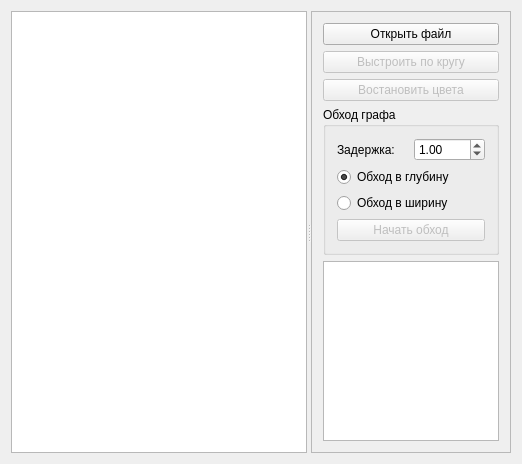
Qt form Lab5/Lab5/widget.ui (46ccac1474d000676430445ffc4b160a/Algo) before a commit.
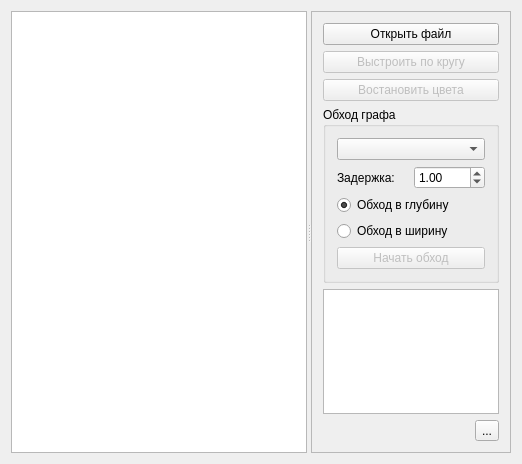
The same form after that commit.

What changed in the file:
```diff
--- a/Lab5/Lab5/widget.ui
+++ b/Lab5/Lab5/widget.ui
@@ -68,6 +68,13 @@
           <string>Обход графа</string>
          </property>
          <layout class="QVBoxLayout" name="verticalLayout">
+          <item>
+           <widget class="QComboBox" name="rootVertexName">
+            <property name="toolTip">
+             <string>Выбор корневой вершины для поиска</string>
+            </property>
+           </widget>
+          </item>
           <item>
            <layout class="QHBoxLayout" name="horizontalLayout_2">
             <item>
@@ -132,6 +139,33 @@
          </property>
         </widget>
        </item>
+       <item>
+        <layout class="QHBoxLayout" name="horizontalLayout">
+         <item>
+          <spacer name="horizontalSpacer">
+           <property name="orientation">
+            <enum>Qt::Horizontal</enum>
+           </property>
+           <property name="sizeHint" stdset="0">
+            <size>
+             <width>40</width>
+             <height>20</height>
+            </size>
+           </property>
+          </spacer>
+         </item>
+         <item>
+          <widget class="QToolButton" name="clearButton">
+           <property name="toolTip">
+            <string>&lt;html&gt;&lt;head/&gt;&lt;body&gt;&lt;p&gt;Очистить панель вывода&lt;/p&gt;&lt;/body&gt;&lt;/html&gt;</string>
+           </property>
+           <property name="text">
+            <string>...</string>
+           </property>
+          </widget>
+         </item>
+        </layout>
+       </item>
       </layout>
      </widget>
     </widget>
```
Left out of the diff: 3 changed lines with no effect on the pictures.
